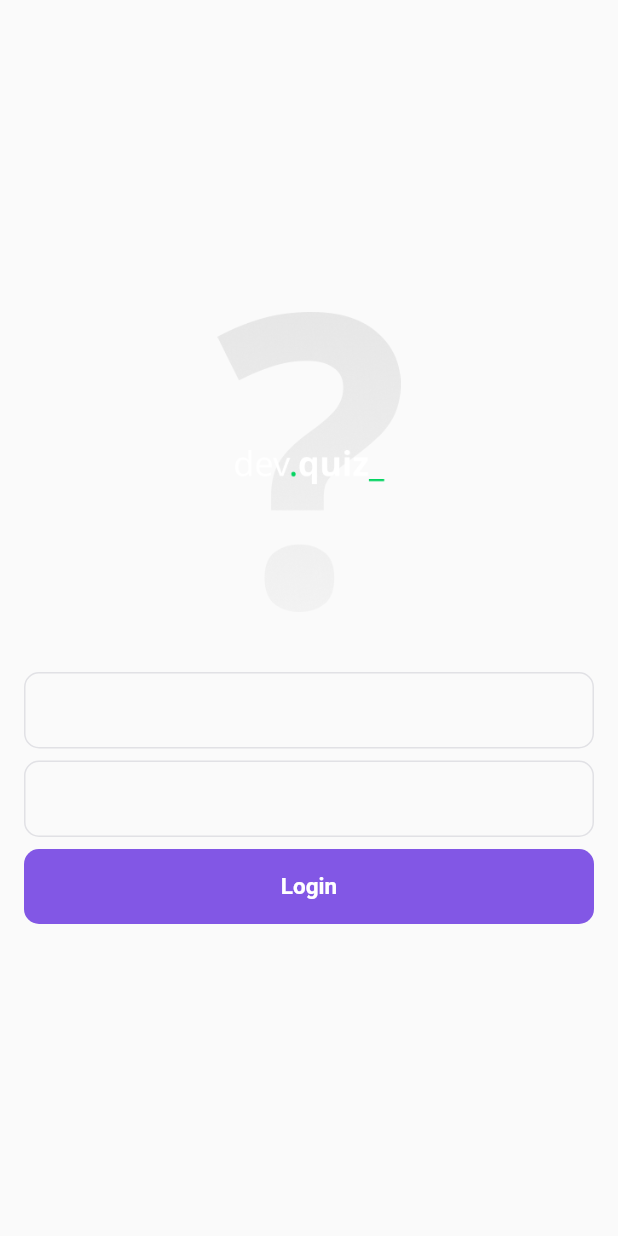
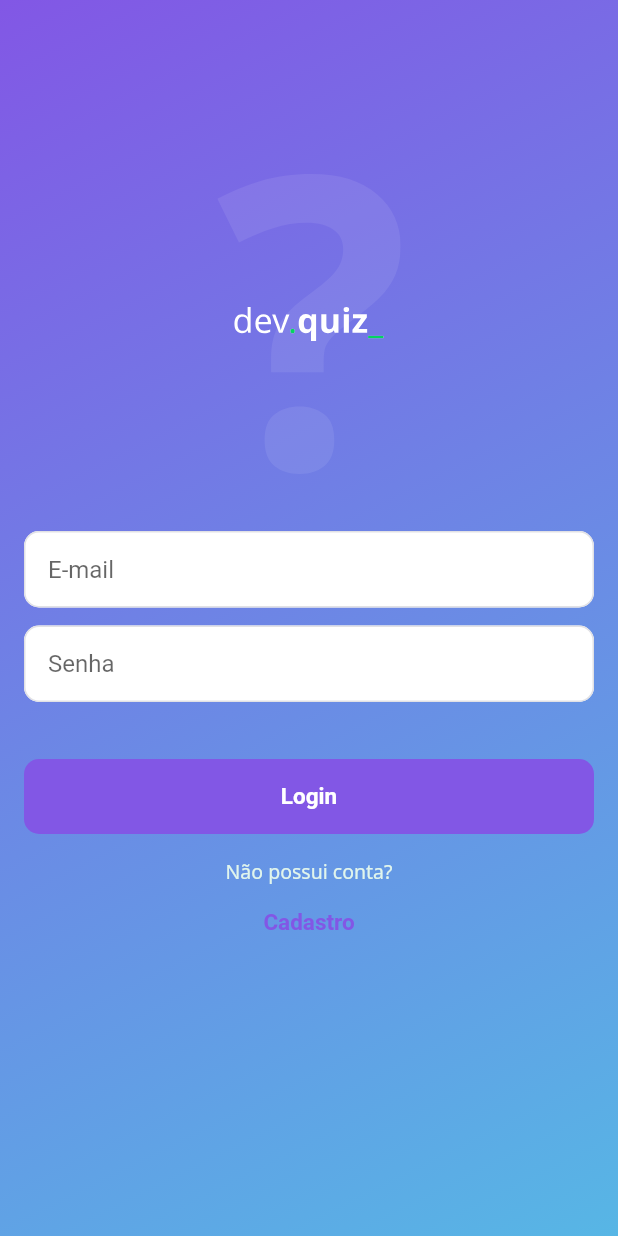
Before and after one commit to mayconsgs/dev_quiz, a Flutter app: the screen it shows after launch, on a phone screen of 412 x 824 dp. Run offline on Flutter 3.47's test engine with Material 2 defaults, Android fonts, the light colour scheme and no system bars; our stand-ins replace cloud_firestore, firebase_auth, firebase_core, firebase_storage, flutter_svg, get and 2 more; accounts and stored records are empty.

Commit message:
Melhorias na autenticação de usuário.

```diff
--- a/database/user.json
+++ /dev/null
@@ -1,5 +0,0 @@
-{
-  "name": "Maycon Santos",
-  "score": 0.75,
-  "photoUrl": "https://avatars.githubusercontent.com/u/59394133?v=4"
-}
--- a/lib/core/app_gradients.dart
+++ b/lib/core/app_gradients.dart
@@ -3,8 +3,10 @@ import 'dart:ui';
 import 'package:flutter/material.dart';
 
 class AppGradients {
-  static final linear = LinearGradient(colors: [
+  static final _linear = LinearGradient(colors: [
+    Color(0xFF8257E5),
     Color(0xFF57B6E5),
-    Color(0xFF8257E5),
   ], begin: Alignment.topLeft, end: Alignment.bottomRight);
+
+  static Gradient get linear => _linear;
 }
--- a/lib/main.dart
+++ b/lib/main.dart
@@ -18,6 +18,7 @@ class AndroidApp extends StatelessWidget {
       title: "DevQuiz",
       theme: ThemeData(
         primaryColor: AppColors.purple,
+        accentColor: AppColors.purple,
         cardTheme: CardTheme(
           color: AppColors.white,
           elevation: 0,
@@ -29,6 +30,8 @@ class AndroidApp extends StatelessWidget {
         ),
         inputDecorationTheme: InputDecorationTheme(
           contentPadding: EdgeInsets.all(16),
+          fillColor: AppColors.white,
+          filled: true,
           border: OutlineInputBorder(
             borderRadius: BorderRadius.circular(10),
           ),
@@ -92,8 +95,14 @@ class AndroidApp extends StatelessWidget {
                 fontSize: 15,
               ),
             ),
+            shape: MaterialStateProperty.all(
+              RoundedRectangleBorder(
+                borderRadius: BorderRadius.circular(10),
+              ),
+            ),
           ),
         ),
+        scaffoldBackgroundColor: Color(0xFFF5F5FA),
       ),
       home: FutureBuilder<FirebaseApp>(
         future: Firebase.initializeApp(),
--- a/lib/screens/home_screen.dart
+++ b/lib/screens/home_screen.dart
@@ -5,7 +5,6 @@ import 'package:dev_quiz/screens/challenge_screen.dart';
 import 'package:dev_quiz/widgets/app_bar.dart';
 import 'package:dev_quiz/widgets/level_button_widget.dart';
 import 'package:dev_quiz/widgets/quiz_card_widget.dart';
-import 'package:firebase_auth/firebase_auth.dart';
 import 'package:flutter/material.dart';
 import 'package:get/get.dart';
 
@@ -21,6 +20,7 @@ class HomeScreen extends StatelessWidget {
             return Scaffold(
               appBar: AppBarWidget(
                 user: controller.user!,
+                context: context,
               ),
               body: Column(
                 children: [
@@ -47,6 +47,7 @@ class HomeScreen extends StatelessWidget {
                   ),
                   Expanded(
                     child: GridView.count(
+                      physics: ScrollPhysics(),
                       padding: EdgeInsets.all(16),
                       crossAxisCount: 2,
                       mainAxisSpacing: 16,
@@ -68,9 +69,6 @@ class HomeScreen extends StatelessWidget {
                   ),
                 ],
               ),
-              floatingActionButton: FloatingActionButton(onPressed: () {
-                FirebaseAuth.instance.signOut();
-              }),
             );
 
           return Scaffold(
--- a/lib/screens/login_screen.dart
+++ b/lib/screens/login_screen.dart
@@ -1,44 +1,58 @@
 import 'package:dev_quiz/controllers/login_controller.dart';
 import 'package:dev_quiz/core/core.dart';
+import 'package:dev_quiz/screens/signup_screen.dart';
 import 'package:flutter/material.dart';
+import 'package:flutter_svg/svg.dart';
+import 'package:get/get.dart';
 
 class LoginScreen extends StatelessWidget {
-  LoginController controller = LoginController();
+  final controller = LoginController();
 
   @override
   Widget build(BuildContext context) {
     return Scaffold(
-      body: Padding(
-        padding: const EdgeInsets.all(16),
-        child: Column(
-          mainAxisAlignment: MainAxisAlignment.center,
+      body: Container(
+        decoration: BoxDecoration(gradient: AppGradients.linear),
+        child: ListView(
+          padding: const EdgeInsets.all(16),
+          physics: ScrollPhysics(),
           children: [
-            Image.asset(
-              AppImages.logo,
+            const SizedBox(height: 100),
+            SvgPicture.asset(
+              'assets/svg/logo.svg',
               height: 200,
               width: 200,
             ),
-            const SizedBox(height: 40),
+            const SizedBox(height: 38),
             TextFormField(
               controller: controller.loginController,
               keyboardType: TextInputType.emailAddress,
+              decoration: InputDecoration(hintText: 'E-mail'),
             ),
-            const SizedBox(height: 8),
+            const SizedBox(height: 12),
             TextFormField(
               controller: controller.passController,
               keyboardType: TextInputType.visiblePassword,
               obscureText: true,
+              decoration: InputDecoration(hintText: 'Senha'),
             ),
-            const SizedBox(height: 8),
-            Row(
-              children: [
-                Expanded(
-                  child: ElevatedButton(
-                    onPressed: controller.signIn,
-                    child: Text('Login'),
-                  ),
-                ),
-              ],
+            const SizedBox(height: 38),
+            ElevatedButton(
+              onPressed: controller.signIn,
+              child: Text('Login'),
+            ),
+            const SizedBox(height: 16),
+            Center(
+              child: Text(
+                'Não possui conta?',
+                style: AppTextStyles.bodylightGrey,
+              ),
+            ),
+            TextButton(
+              onPressed: () {
+                Get.off(() => SignUpScreen());
+              },
+              child: Text('Cadastro'),
             ),
           ],
         ),
--- a/lib/screens/splash_screen.dart
+++ b/lib/screens/splash_screen.dart
@@ -1,6 +1,6 @@
 import 'package:dev_quiz/core/app_gradients.dart';
 import 'package:flutter/material.dart';
-import 'package:flutter_svg/svg.dart';
+import 'package:flutter_svg/flutter_svg.dart';
 
 class SplashScreen extends StatelessWidget {
   @override
--- a/pubspec.yaml
+++ b/pubspec.yaml
@@ -19,6 +19,8 @@ dependencies:
   get: ^4.1.4
   flutter_svg: ^0.22.0
   cloud_firestore: ^1.0.7
+  image_picker: ^0.7.4
+  firebase_storage: ^8.0.5
 
 dev_dependencies:
   flutter_test:
@@ -30,4 +32,3 @@ flutter:
   assets:
     - assets/images/
     - assets/svg/
-    - database/
```
Also changed, not shown: database/quizzes.json (deleted, +0 -46 lines), lib/controllers/signUpController.dart (added, +82 -0 lines), lib/screens/challenge_screen.dart (+2 -10 lines), lib/screens/signup_screen.dart (added, +148 -0 lines), lib/widgets/app_bar.dart (+58 -6 lines), assets/svg/logo.svg, pubspec.lock.
